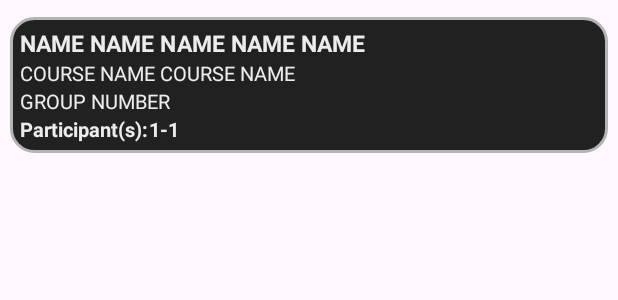
After one commit to R0KET-011/TP2-Mobile2025, an Android app: the layout project_recycle_view.xml on its own in the app's theme, with its tools: preview values and no code run, on a phone screen of 412 x 824 dp. The commit adds this screen. Shown: the top 300 px of the screen. Run offline under Robolectric (Android 15) with nearby library versions, the light colour scheme and no system bars.

Commit message:
project stuff

```diff
--- a/app/build.gradle.kts
+++ b/app/build.gradle.kts
@@ -43,4 +43,6 @@ dependencies {
 
     implementation(libs.room.runtime)
     annotationProcessor(libs.room.compiler)
+
+    implementation("com.google.code.gson:gson:2.13.1")
 }
--- /dev/null
+++ b/app/src/main/res/drawable/project_list_template.xml
@@ -0,0 +1,29 @@
+<shape
+    xmlns:android="http://schemas.android.com/apk/res/android"
+    android:shape="rectangle">
+
+    <!-- background -->
+    <solid
+        android:color="@color/color_secondary">
+    </solid>
+
+    <!-- border -->
+    <stroke
+        android:width="1pt"
+        android:color="@color/text_secondary">
+    </stroke>
+
+    <!-- padding à l'interieur -->
+    <padding
+        android:left="3pt"
+        android:top="3pt"
+        android:right="3pt"
+        android:bottom="3pt">
+    </padding>
+
+    <!-- coin -->
+    <corners
+        android:radius="15dp">
+    </corners>
+
+</shape>
--- /dev/null
+++ b/app/src/main/res/layout/project_recycle_view.xml
@@ -0,0 +1,62 @@
+<?xml version="1.0" encoding="utf-8"?>
+<LinearLayout
+    xmlns:android="http://schemas.android.com/apk/res/android"
+    android:orientation="vertical"
+    android:layout_marginTop="5pt"
+    android:layout_width="match_parent"
+    android:layout_height="wrap_content"
+    android:background="@drawable/project_list_template"
+    android:layout_marginStart="3pt"
+    android:layout_marginEnd="3pt">
+
+    <TextView
+        android:text = "NAME NAME NAME NAME NAME"
+        android:id="@+id/projectName"
+        android:textColor="@color/text_primary"
+        android:textSize="7pt"
+        android:textStyle="bold"
+        android:layout_width="match_parent"
+        android:layout_height="wrap_content"/>
+
+    <TextView
+        android:text="COURSE NAME COURSE NAME"
+        android:id="@+id/projectCourse"
+        android:textColor="@color/text_primary"
+        android:textSize="6pt"
+        android:layout_width="match_parent"
+        android:layout_height="wrap_content"/>
+
+    <TextView
+        android:text="GROUP NUMBER"
+        android:id="@+id/projectGroup"
+        android:textColor="@color/text_primary"
+        android:textSize="6pt"
+        android:layout_width="match_parent"
+        android:layout_height="wrap_content"/>
+
+    <LinearLayout
+        android:layout_width="match_parent"
+        android:layout_height="wrap_content"
+        android:orientation="horizontal">
+
+        <TextView
+            android:text="@string/project_participant"
+            android:id="@+id/projectMembersText"
+            android:textColor="@color/text_primary"
+            android:textSize="6pt"
+            android:textStyle="bold"
+            android:layout_width="wrap_content"
+            android:layout_height="wrap_content" />
+
+        <TextView
+            android:text="1-1"
+            android:id="@+id/projectMembersCount"
+            android:textColor="@color/text_primary"
+            android:textSize="6pt"
+            android:textStyle="bold"
+            android:layout_width="wrap_content"
+            android:layout_height="wrap_content" />
+
+    </LinearLayout>
+
+</LinearLayout>
--- a/app/src/main/res/values/strings.xml
+++ b/app/src/main/res/values/strings.xml
@@ -16,5 +16,7 @@
 
     <string name="students">Étudiants</string>
 
+    <string name="project_title">Liste des Projets</string>
     <string name="project_participant">Participant(s): </string>
+    <string name="project_group">Groupe: </string>
 </resources>
--- /dev/null
+++ b/app/src/main/res/xml/network_security_config.xml
@@ -0,0 +1,6 @@
+<?xml version="1.0" encoding="utf-8"?>
+<network-security-config>
+    <domain-config cleartextTrafficPermitted="true">
+        <domain includeSubdomains="true">10.0.2.2</domain>
+    </domain-config>
+</network-security-config>
--- a/gradle/libs.versions.toml
+++ b/gradle/libs.versions.toml
@@ -1,5 +1,5 @@
 [versions]
-agp = "8.9.1"
+agp = "8.9.2"
 junit = "4.13.2"
 junitVersion = "1.2.1"
 espressoCore = "3.6.1"
```
Also changed, not shown: app/src/main/java/com/example/teamwork/Activity/Project/Project.java (added, +117 -0 lines), app/src/main/java/com/example/teamwork/Activity/Project/ProjectActivity.java (added, +108 -0 lines), app/src/main/java/com/example/teamwork/Activity/Project/ProjectAdapter.java (added, +86 -0 lines), app/src/main/res/layout/activity_project.xml (added, +31 -0 lines).
